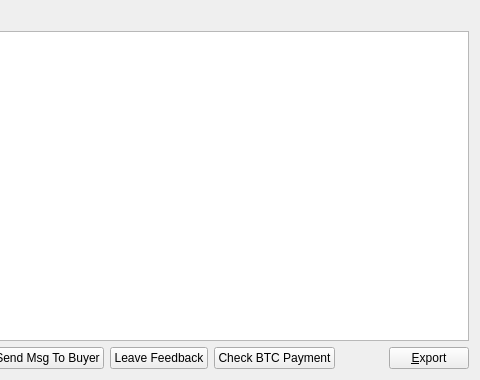
Qt form src/qt/forms/myacceptedofferlistpage.ui (greggdourgarian/syscoin2) before a commit; both pictures show x 280 to 760 and y 0 to 380 of the 760 by 380 pixel window.
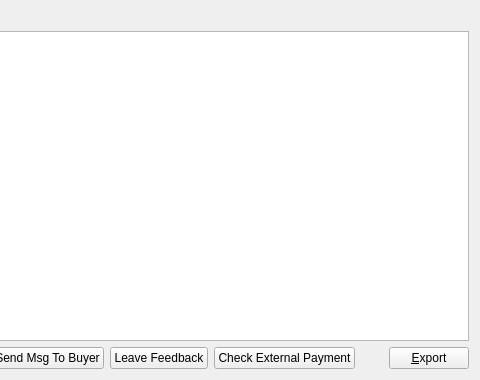
The same form after that commit.

Diff of the .ui file:
```diff
--- a/src/qt/forms/myacceptedofferlistpage.ui
+++ b/src/qt/forms/myacceptedofferlistpage.ui
@@ -113,7 +113,7 @@
         <string>Check Bitcoin payment for this offer</string>
        </property>
        <property name="text">
-        <string>Check BTC Payment</string>
+        <string>Check External Payment</string>
        </property>
       </widget>
      </item>
```
Left out of the diff: 2 changed lines with no effect on the pictures.
